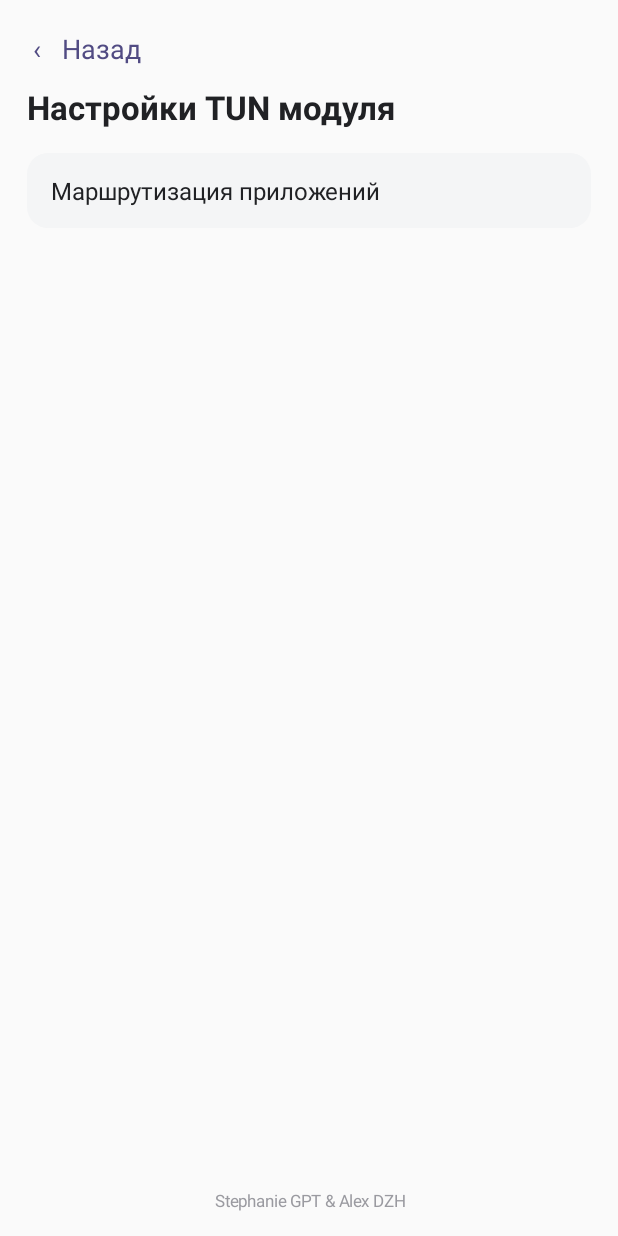
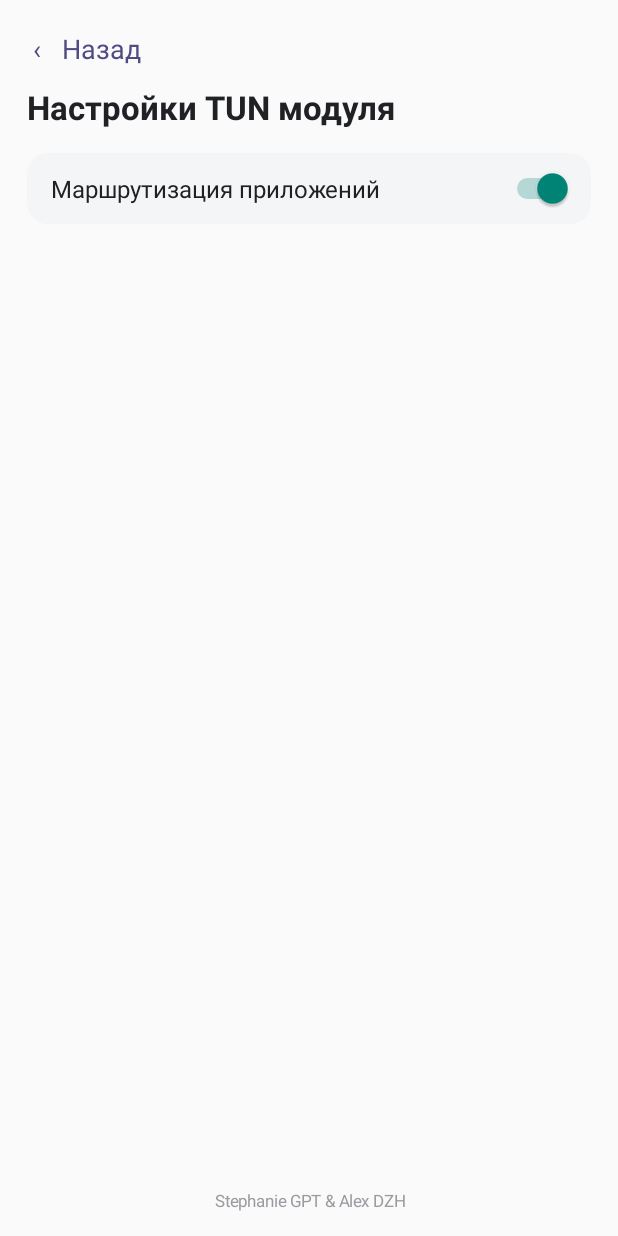
Before and after one commit to Jimi66/JPN, an Android app: the screen it shows after launch (SettingsActivity), after a tap on "Настройки", on a phone screen of 412 x 824 dp. Run offline under Robolectric (Android 15) with nearby library versions, the phone set to English and light mode, and no system bars; libraries missing offline, so code that uses them is left out: com.google.mlkit.vision; 1 statement that could not run was skipped; 1 other tap on this screen came first.

Commit message:
Add routing enable switch to settings

```diff
--- a/app/src/main/java/com/jpn/app/SettingsActivity.kt
+++ b/app/src/main/java/com/jpn/app/SettingsActivity.kt
@@ -6,9 +6,15 @@ import android.graphics.Typeface
 import android.os.Bundle
 import android.view.Gravity
 import android.widget.LinearLayout
+import android.widget.Switch
 import android.widget.TextView
 
 class SettingsActivity : Activity() {
+
+    companion object {
+        private const val PREFS = "jpn_settings"
+        private const val KEY_ROUTING_ENABLED = "routing_enabled"
+    }
 
     override fun onCreate(savedInstanceState: Bundle?) {
         super.onCreate(savedInstanceState)
@@ -44,11 +50,10 @@ class SettingsActivity : Activity() {
             setPadding(0, 0, 0, dp(16))
         })
 
-        val routing = TextView(this).apply {
-            text = "Маршрутизация приложений"
-            textSize = 16f
-            setTextColor(0xFF202124.toInt())
-            setPadding(dp(16), dp(14), dp(16), dp(14))
+        val routing = LinearLayout(this).apply {
+            orientation = LinearLayout.HORIZONTAL
+            gravity = Gravity.CENTER_VERTICAL
+            setPadding(dp(16), dp(10), dp(12), dp(10))
             background = android.graphics.drawable.GradientDrawable().apply {
                 setColor(0xFFF4F5F6.toInt())
                 cornerRadius = dp(14).toFloat()
@@ -69,6 +74,25 @@ class SettingsActivity : Activity() {
                 startActivity(Intent(this@SettingsActivity, AppRoutingActivity::class.java))
             }
         }
+        routing.addView(TextView(this).apply {
+            text = "Маршрутизация приложений"
+            textSize = 16f
+            setTextColor(0xFF202124.toInt())
+        }, LinearLayout.LayoutParams(0, LinearLayout.LayoutParams.WRAP_CONTENT, 1f))
+
+        val routingSwitch = Switch(this).apply {
+            isChecked = getSharedPreferences(PREFS, MODE_PRIVATE)
+                .getBoolean(KEY_ROUTING_ENABLED, true)
+            contentDescription = "Маршрутизация приложений включена"
+            setOnCheckedChangeListener { _, checked ->
+                getSharedPreferences(PREFS, MODE_PRIVATE).edit()
+                    .putBoolean(KEY_ROUTING_ENABLED, checked)
+                    .apply()
+            }
+        }
+        routing.addView(routingSwitch, LinearLayout.LayoutParams(
+            LinearLayout.LayoutParams.WRAP_CONTENT, LinearLayout.LayoutParams.WRAP_CONTENT
+        ))
         root.addView(routing, LinearLayout.LayoutParams(
             LinearLayout.LayoutParams.MATCH_PARENT, LinearLayout.LayoutParams.WRAP_CONTENT
         ))
```
